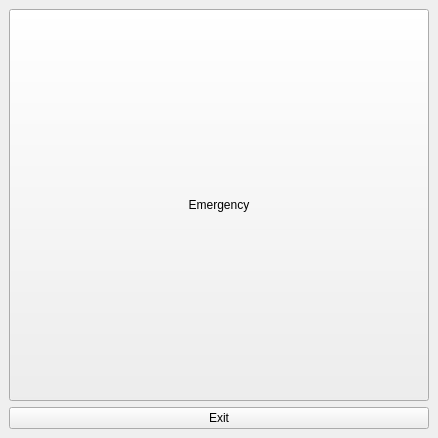
Qt form ui_emergency/ui/main_window.ui (Lee-JaeWon/Autonomous-Multi-Robot-Parking-System) before a commit.
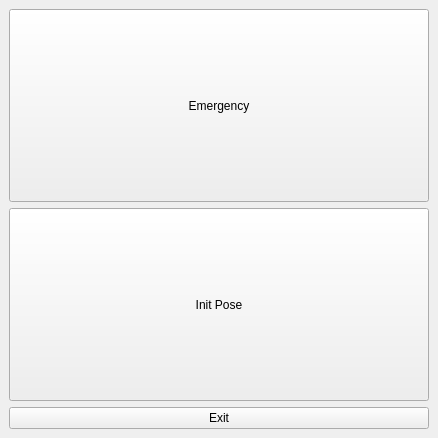
The same form after that commit. Icons and pictures are not drawn.

Commit message: [Add]:robot init pose UI

```diff
--- a/ui_emergency/ui/main_window.ui
+++ b/ui_emergency/ui/main_window.ui
@@ -44,6 +44,23 @@
       </property>
      </widget>
     </item>
+    <item>
+     <layout class="QVBoxLayout" name="verticalLayout">
+      <item>
+       <widget class="QPushButton" name="btnInitPose">
+        <property name="sizePolicy">
+         <sizepolicy hsizetype="Preferred" vsizetype="Preferred">
+          <horstretch>0</horstretch>
+          <verstretch>0</verstretch>
+         </sizepolicy>
+        </property>
+        <property name="text">
+         <string>Init Pose</string>
+        </property>
+       </widget>
+      </item>
+     </layout>
+    </item>
     <item>
      <widget class="QPushButton" name="btnexit">
       <property name="text">
```
The commit also changes 4 other files.
